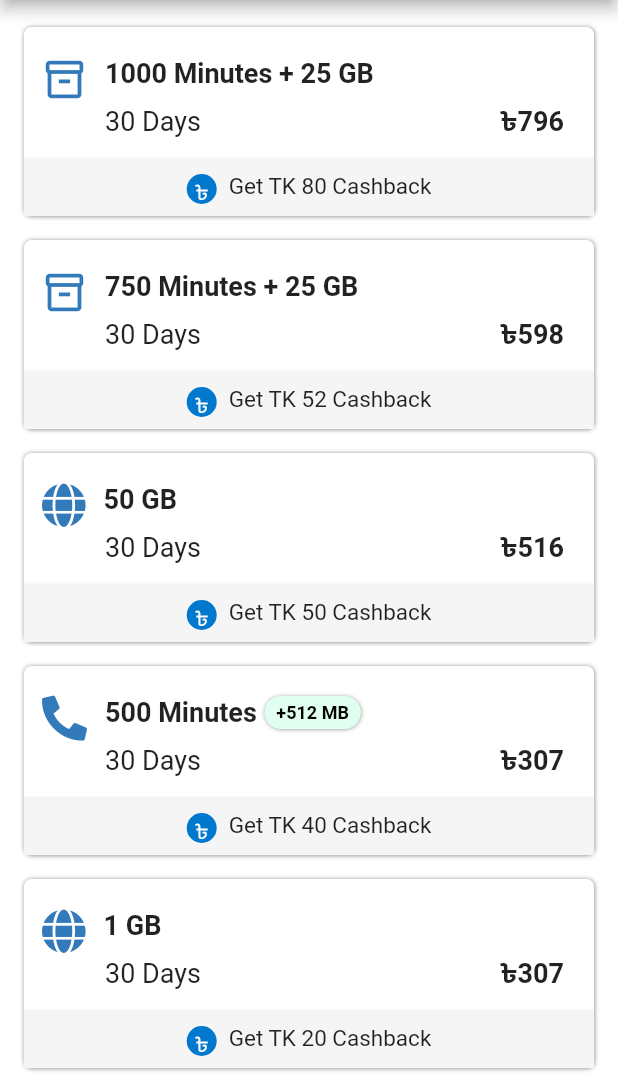
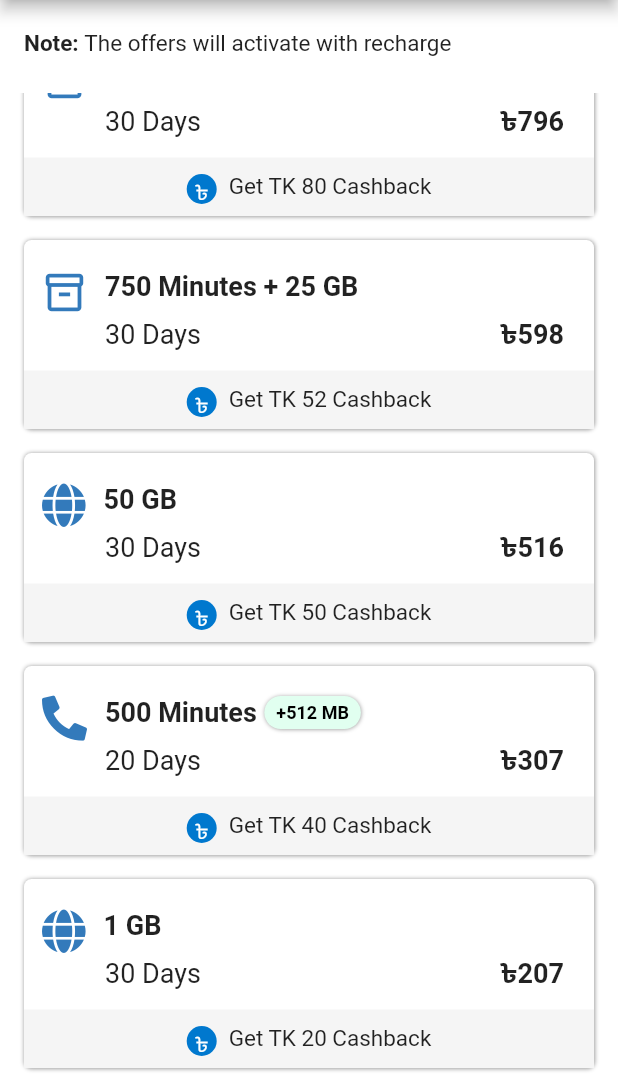
Before and after one commit to mdkamrulislam-web/my_gp_app_remake, a Flutter app: the Offers screen opened directly, tab 3 chosen, scrolled down 44 dp, on a phone screen of 412 x 824 dp, the part 144-1236 px from its top. Run offline on Flutter 3.47's test engine with Material 2 defaults, Android fonts, the phone set to English and light mode, and no system bars; our stand-ins replace font_awesome_flutter.

Commit message:
16th Commit - 17th October 2021

```diff
--- a/lib/models/rechargeoffermodel.dart
+++ b/lib/models/rechargeoffermodel.dart
@@ -1,6 +1,3 @@
-///
-/// Code generated by jsonToDartModel https://ashamp.github.io/jsonToDartModel/
-///
 class RechargeOfferDataModel {
 /*
 {
--- a/lib/pages/offerpage/rechargeoffers/gprechargeoffers.dart
+++ b/lib/pages/offerpage/rechargeoffers/gprechargeoffers.dart
@@ -1,4 +1,6 @@
 import 'package:flutter/material.dart';
+import 'package:testing/api/rechargeofferapi.dart';
+import 'package:testing/models/rechargeoffermodel.dart';
 import 'rechargeoffercards.dart';
 
 class GPRechargeOffers extends StatelessWidget {
@@ -8,7 +10,32 @@ class GPRechargeOffers extends StatelessWidget {
 
   @override
   Widget build(BuildContext context) {
-    return ListView(
+    return Column(
+      children: [
+        Expanded(
+          child: FutureBuilder<List<RechargeOfferDataModel>>(
+              future: RechargeOfferApi.getRechargeOfferDataLocally(context),
+              builder: (context, snapshot) {
+                final rechargeoffers = snapshot.data;
+
+                switch (snapshot.connectionState) {
+                  case ConnectionState.waiting:
+                    return const Center(child: CircularProgressIndicator());
+                  default:
+                    if (snapshot.hasError) {
+                      return const Center(child: Text('Some Error Occured!'));
+                    } else {
+                      return buildRechargeOffers(rechargeoffers!);
+                    }
+                }
+              }),
+        ),
+      ],
+    );
+  }
+
+  Widget buildRechargeOffers(List<RechargeOfferDataModel> rechargeoffers) {
+    return Column(
       children: [
         Padding(
           padding: const EdgeInsets.only(left: 16.0, top: 20.0, bottom: 24),
@@ -30,13 +57,21 @@ class GPRechargeOffers extends StatelessWidget {
             ],
           ),
         ),
-
-        const RechargeOffersPackageCard(1000, 30, 796, '25 GB', 80,
-            null), // minute; day; tk; gb; cashback; bonus;
-        const RechargeOffersPackageCard(750, 30, 598, '25 GB', 52, null),
-        const RechargeOffersPackageCard(null, 30, 516, '50 GB', 50, null),
-        const RechargeOffersPackageCard(500, 30, 307, '', 40, '512 MB'),
-        const RechargeOffersPackageCard(null, 30, 307, '1 GB', 20, null),
+        Expanded(
+          child: ListView.builder(
+              itemCount: rechargeoffers.length,
+              itemBuilder: (context, index) {
+                final rechargeoffer = rechargeoffers[index];
+                return RechargeOffersPackageCard(
+                    rechargeoffer.minute,
+                    rechargeoffer.day,
+                    rechargeoffer.tk,
+                    rechargeoffer.net,
+                    rechargeoffer.cashback,
+                    rechargeoffer
+                        .bonus); // minute; day; tk; gb; cashback; bonus;;
+              }),
+        ),
       ],
     );
   }
--- a/lib/pages/offerpage/rechargeoffers/rechargeoffercards.dart
+++ b/lib/pages/offerpage/rechargeoffers/rechargeoffercards.dart
@@ -54,7 +54,7 @@ class RechargeOffersPackageCard extends StatelessWidget {
     }
 
     List? bonusAndBonusContainerChecker() {
-      if (bonus != null) {
+      if (bonus != "") {
         BoxDecoration bd = BoxDecoration(
           color: Color.fromRGBO(225, 255, 240, 1),
           borderRadius: new BorderRadius.all(Radius.elliptical(50, 50)),
@@ -69,7 +69,7 @@ class RechargeOffersPackageCard extends StatelessWidget {
         TextStyle ts = TextStyle(
             fontWeight: FontWeight.w600, fontSize: 12, color: Colors.black);
         return [bd, ts];
-      } else if (bonus == null) {
+      } else if (bonus == "") {
         BoxDecoration bd = BoxDecoration(
           borderRadius: BorderRadius.circular(0),
           color: Colors.white,
--- a/pubspec.yaml
+++ b/pubspec.yaml
@@ -59,6 +59,7 @@ flutter:
   uses-material-design: true
   assets:
     - assets/jsonfiles/gpinternetoffers.json
+    - assets/jsonfiles/gprechargeoffers.json
   # To add assets to your application, add an assets section, like this:
 #  assets:
 #    -assets/gpinternetoffers.json
```
Also changed, not shown: pubspec.lock.
